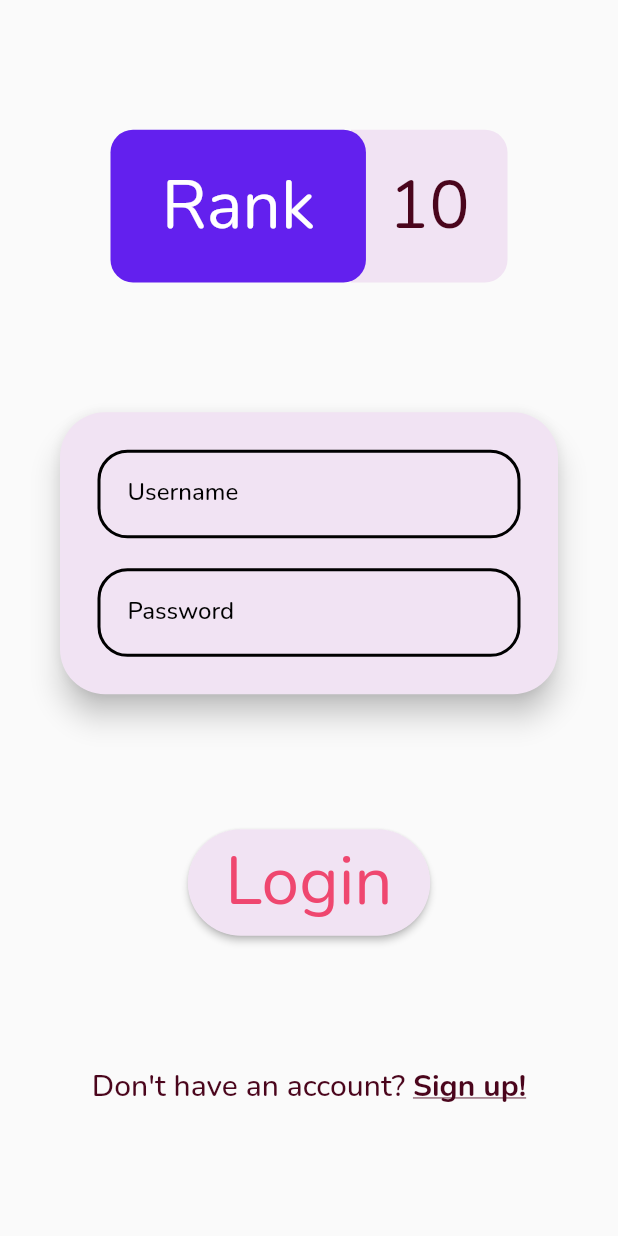
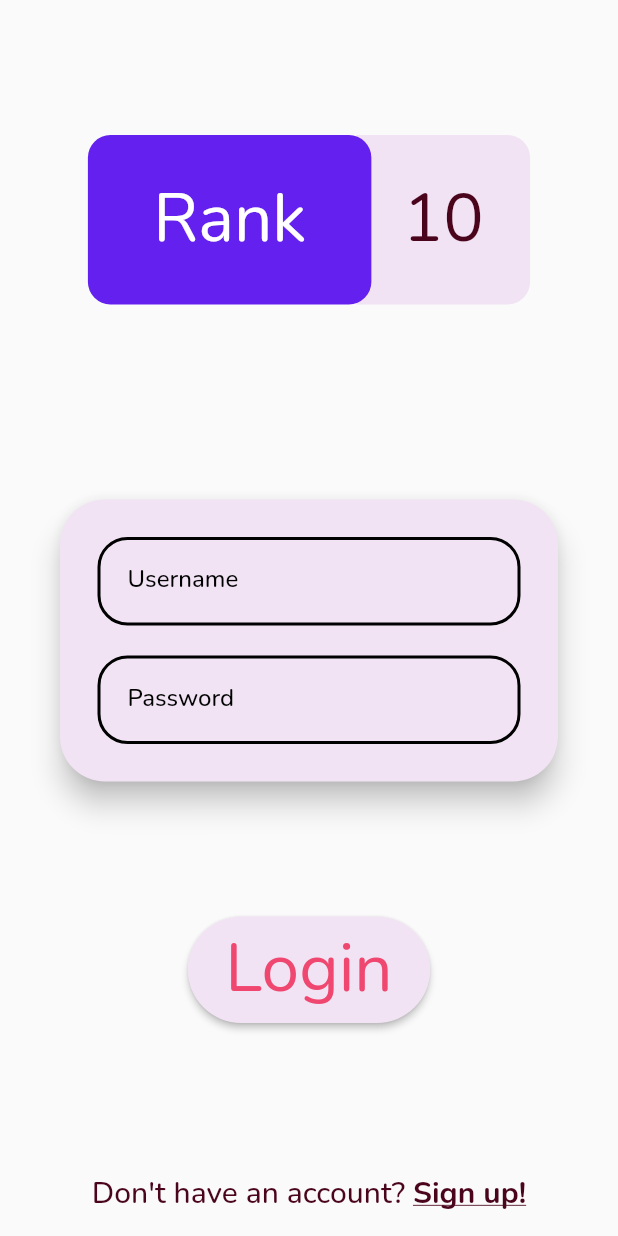
Before and after one commit to meh430/rank_ten_flutter, a Flutter app: the screen it shows after launch, on a phone screen of 412 x 824 dp. Run offline on Flutter 3.47's test engine with Material 2 defaults, Android fonts, the phone set to English and light mode, and no system bars; our stand-ins replace flutter_spinkit, google_fonts, shared_preferences.

Commit message:
Some more login layout

```diff
--- a/lib/login_signin.dart
+++ b/lib/login_signin.dart
@@ -11,6 +11,7 @@ class LoginSignin extends StatefulWidget {
 class _LoginSigninState extends State<LoginSignin> {
   @override
   Widget build(BuildContext context) {
+    //TODO:
     return Scaffold(
       resizeToAvoidBottomInset: false,
       body: Center(
@@ -18,20 +19,26 @@ class _LoginSigninState extends State<LoginSignin> {
           mainAxisSize: MainAxisSize.max,
           mainAxisAlignment: MainAxisAlignment.spaceEvenly,
           children: <Widget>[
+            Flexible(child: SizedBox(height: 60), fit: FlexFit.loose, flex: 1),
             Logo(),
+            Flexible(child: SizedBox(height: 100), fit: FlexFit.loose, flex: 2),
             Login(),
+            Flexible(child: SizedBox(height: 70), fit: FlexFit.loose, flex: 1),
             Row(
               mainAxisAlignment: MainAxisAlignment.center,
               children: <Widget>[
                 Text("Don't have an account? ",
                     style: Theme.of(context).primaryTextTheme.headline6),
-                Text("Sign up!",
-                    style: Theme.of(context)
-                        .primaryTextTheme
-                        .headline6
-                        .copyWith(
-                            decoration: TextDecoration.underline,
-                            fontWeight: FontWeight.bold))
+                GestureDetector(
+                  onTap: () => print("Sign Up switch"),
+                  child: Text("Sign up!",
+                      style: Theme.of(context)
+                          .primaryTextTheme
+                          .headline6
+                          .copyWith(
+                              decoration: TextDecoration.underline,
+                              fontWeight: FontWeight.bold)),
+                )
               ],
             )
           ],
--- a/lib/logo.dart
+++ b/lib/logo.dart
@@ -8,7 +8,7 @@ const tenScale = 0.38;
 class Logo extends StatelessWidget {
   @override
   Widget build(BuildContext context) {
-    final totalWidth = MediaQuery.of(context).size.width / 1.5;
+    final totalWidth = 304.8;
     final height = totalWidth / 2.7;
     return Container(
       width: totalWidth,
```
